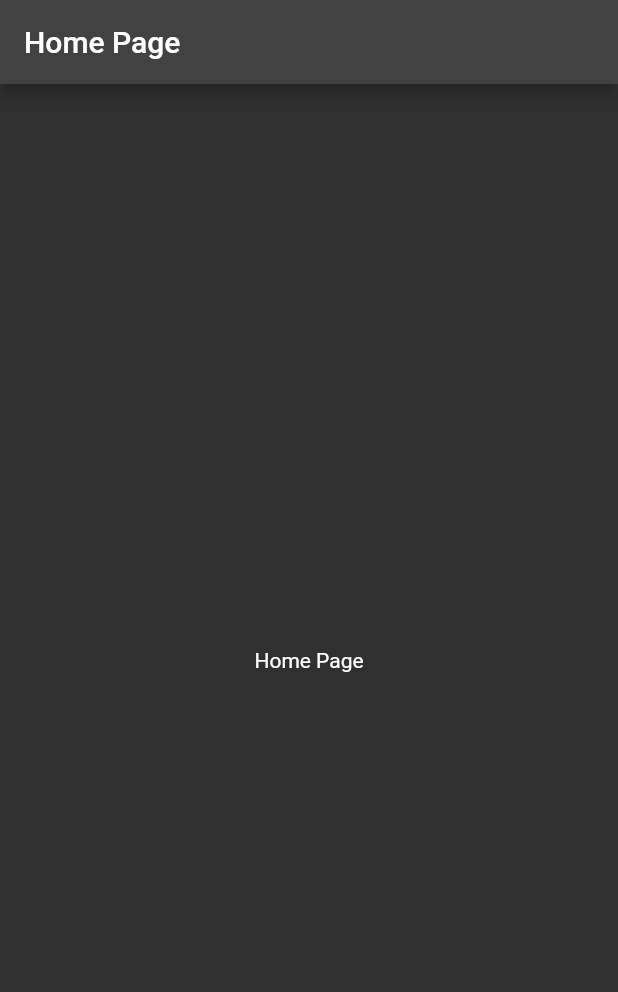
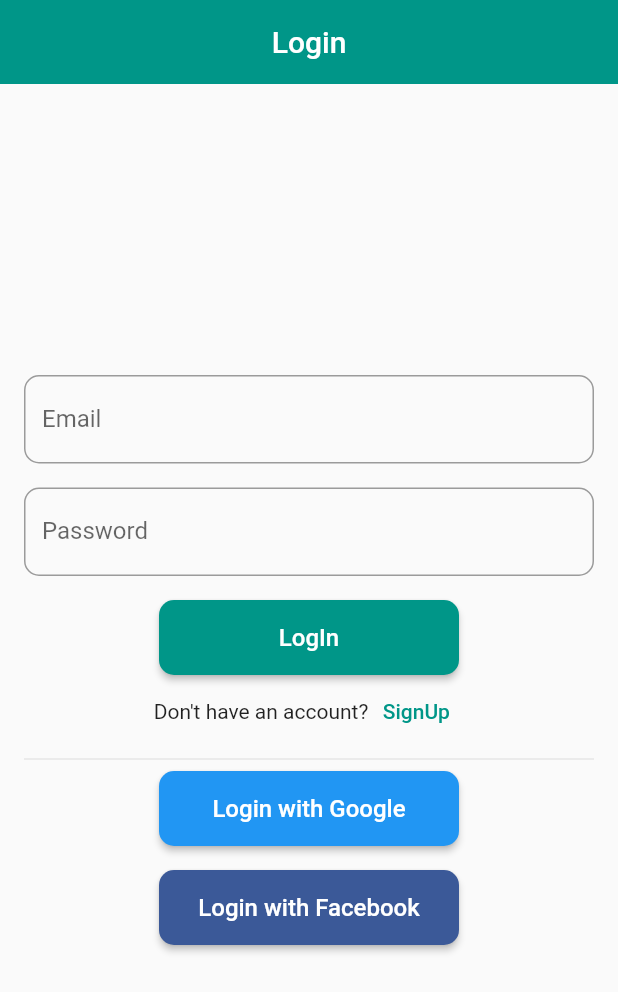
Before and after one commit to mafzaldev/mad-final-assignment, a Flutter app: the screen it shows after launch, on a phone screen of 412 x 824 dp. Shown: the top 992 px of the screen. Run offline on Flutter 3.47's test engine with Material 2 defaults, Android fonts, the phone set to English and light mode, and no system bars; our stand-ins replace firebase_core; accounts and stored records are empty.

Commit message:
:sparkles:added signup/login screens

```diff
--- a/lib/main.dart
+++ b/lib/main.dart
@@ -1,6 +1,6 @@
 import 'package:flutter/material.dart';
-import 'package:mad_combined_tasks/home_page.dart';
 import 'package:firebase_core/firebase_core.dart';
+import 'package:mad_combined_tasks/pages/login_page.dart';
 
 void main() async {
   WidgetsFlutterBinding.ensureInitialized();
@@ -15,12 +15,13 @@ class MyApp extends StatelessWidget {
   Widget build(BuildContext context) {
     return MaterialApp(
       title: 'MAD Combined Tasks',
-      theme: ThemeData(brightness: Brightness.dark),
+      themeMode: ThemeMode.light,
+      theme:
+          ThemeData(brightness: Brightness.light, primarySwatch: Colors.teal),
       darkTheme: ThemeData(brightness: Brightness.dark),
-      themeMode: ThemeMode.dark,
       debugShowCheckedModeBanner: false,
       debugShowMaterialGrid: false,
-      home: const HomePage(),
+      home: const LoginPage(),
     );
   }
 }
--- a/lib/home_page.dart
+++ b/lib/pages/home_page.dart
@@ -1,15 +1,14 @@
 import 'package:flutter/material.dart';
+import 'package:mad_combined_tasks/widgets/custom_app_bar.dart';
 
 class HomePage extends StatelessWidget {
   const HomePage({super.key});
 
   @override
   Widget build(BuildContext context) {
-    return Scaffold(
-      appBar: AppBar(
-        title: const Text('Home Page'),
-      ),
-      body: const Center(
+    return const Scaffold(
+      appBar: CustomAppBar(title: "Home Page", actions: []),
+      body: Center(
         child: Text('Home Page'),
       ),
     );
--- /dev/null
+++ b/lib/pages/login_page.dart
@@ -0,0 +1,96 @@
+import 'package:flutter/material.dart';
+import 'package:mad_combined_tasks/pages/signup_page.dart';
+import 'package:mad_combined_tasks/widgets/custom_app_bar.dart';
+import 'package:mad_combined_tasks/widgets/custom_button.dart';
+import 'package:mad_combined_tasks/widgets/custom_text_field.dart';
+
+class LoginPage extends StatefulWidget {
+  const LoginPage({super.key});
+
+  @override
+  _LoginPageState createState() => _LoginPageState();
+}
+
+class _LoginPageState extends State<LoginPage> {
+  final _formKey = GlobalKey<FormState>();
+  final _emailController = TextEditingController();
+  final _passwordController = TextEditingController();
+
+  @override
+  Widget build(BuildContext context) {
+    return Scaffold(
+      appBar: const CustomAppBar(title: 'Login', actions: []),
+      body: Form(
+        key: _formKey,
+        child: Padding(
+          padding: const EdgeInsets.all(16.0),
+          child: Column(
+            mainAxisAlignment: MainAxisAlignment.center,
+            children: [
+              CustomTextField(
+                  hintText: "Email",
+                  controller: _emailController,
+                  validator: (value) {
+                    if (value == null || value.isEmpty) {
+                      return 'Please enter your email';
+                    }
+                    return null;
+                  }),
+              const SizedBox(height: 16),
+              CustomTextField(
+                hintText: "Password",
+                controller: _passwordController,
+                validator: (value) {
+                  if (value == null || value.isEmpty) {
+                    return 'Please enter your password';
+                  }
+                  return null;
+                },
+              ),
+              const SizedBox(height: 16),
+              CustomButton(
+                  text: "LogIn",
+                  width: 200,
+                  onPressed: () {
+                    if (_formKey.currentState!.validate()) {
+                      ScaffoldMessenger.of(context).showSnackBar(
+                        SnackBar(
+                          content: Text(_emailController.text),
+                        ),
+                      );
+                    }
+                  }),
+              Row(
+                mainAxisAlignment: MainAxisAlignment.center,
+                children: [
+                  const Text("Don't have an account?"),
+                  TextButton(
+                    onPressed: () {
+                      Navigator.push(
+                          context,
+                          MaterialPageRoute(
+                              builder: (context) => const SignUpPage()));
+                    },
+                    child: const Text("SignUp"),
+                  ),
+                ],
+              ),
+              const Divider(),
+              CustomButton(
+                  color: Colors.blue,
+                  text: "Login with Google",
+                  width: 200,
+                  onPressed: () {}),
+              const SizedBox(height: 16),
+              CustomButton(
+                  color: const Color(0xFF3B5998),
+                  text: "Login with Facebook",
+                  width: 200,
+                  onPressed: () {}),
+            ],
+          ),
+        ),
+      ),
+    );
+  }
+}
--- /dev/null
+++ b/lib/widgets/custom_app_bar.dart
@@ -0,0 +1,23 @@
+// creae a custom app bar
+
+import 'package:flutter/material.dart';
+
+class CustomAppBar extends StatelessWidget implements PreferredSizeWidget {
+  const CustomAppBar({super.key, required this.title, required this.actions});
+
+  final String title;
+  final List<Widget> actions;
+
+  @override
+  Widget build(BuildContext context) {
+    return AppBar(
+      title: Text(title),
+      elevation: 0,
+      centerTitle: true,
+      actions: actions,
+    );
+  }
+
+  @override
+  Size get preferredSize => const Size.fromHeight(kToolbarHeight);
+}
--- /dev/null
+++ b/lib/widgets/custom_button.dart
@@ -0,0 +1,36 @@
+// create a custom button widget using container
+
+import 'package:flutter/material.dart';
+
+class CustomButton extends StatelessWidget {
+  const CustomButton({
+    super.key,
+    this.color = Colors.teal,
+    required this.text,
+    required this.width,
+    required this.onPressed,
+  });
+
+  final String text;
+  final Color color;
+  final double width;
+  final VoidCallback onPressed;
+
+  @override
+  Widget build(BuildContext context) {
+    return SizedBox(
+      height: 50,
+      width: width,
+      child: ElevatedButton(
+          onPressed: onPressed,
+          style: ElevatedButton.styleFrom(
+            backgroundColor: color,
+            shape: RoundedRectangleBorder(
+              borderRadius: BorderRadius.circular(10),
+            ),
+          ),
+          child: Text(text,
+              style: const TextStyle(color: Colors.white, fontSize: 16))),
+    );
+  }
+}
--- /dev/null
+++ b/lib/widgets/custom_text_field.dart
@@ -0,0 +1,40 @@
+import 'package:flutter/material.dart';
+
+class CustomTextField extends StatelessWidget {
+  const CustomTextField({
+    super.key,
+    this.type = "FormField",
+    required this.hintText,
+    required this.controller,
+    required this.validator,
+  });
+
+  final String hintText;
+  final String type;
+  final TextEditingController controller;
+  final FormFieldValidator<String> validator;
+
+  @override
+  Widget build(BuildContext context) {
+    return type == "FormField"
+        ? TextFormField(
+            controller: controller,
+            decoration: InputDecoration(
+              labelText: hintText,
+              border: OutlineInputBorder(
+                borderRadius: BorderRadius.circular(10),
+              ),
+            ),
+            validator: validator,
+          )
+        : TextField(
+            controller: controller,
+            decoration: InputDecoration(
+              labelText: hintText,
+              border: OutlineInputBorder(
+                borderRadius: BorderRadius.circular(10),
+              ),
+            ),
+          );
+  }
+}
```
Also changed, not shown: lib/pages/signup_page.dart (added, +84 -0 lines).
